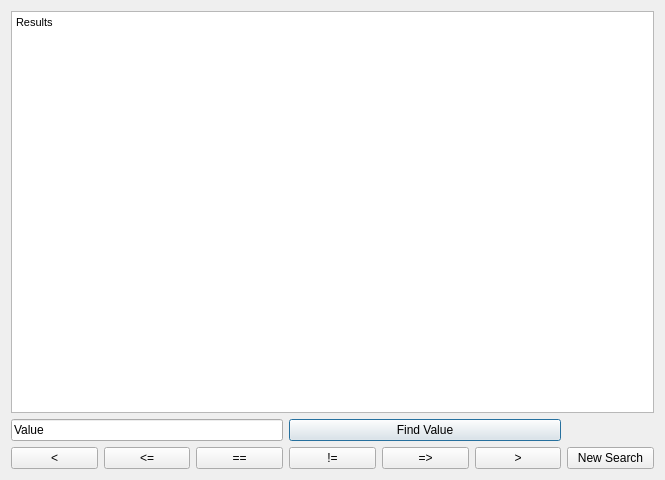
Qt form cheatfinder.ui (openMSX/catapult) before a commit.
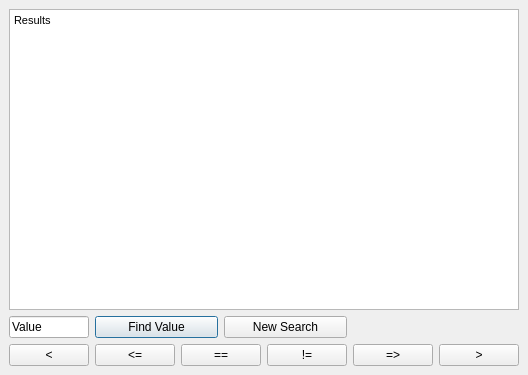
The same form after that commit.

Commit message: Small updates to the Cheat Finder

```diff
--- a/cheatfinder.ui
+++ b/cheatfinder.ui
@@ -5,8 +5,8 @@
    <rect>
     <x>0</x>
     <y>0</y>
-    <width>665</width>
-    <height>480</height>
+    <width>504</width>
+    <height>375</height>
    </rect>
   </property>
   <property name="windowTitle" >
@@ -23,20 +23,27 @@
      </property>
     </widget>
    </item>
-   <item row="1" column="0" colspan="3" >
-    <widget class="QLineEdit" name="lineEdit" >
+   <item row="1" column="0" >
+    <widget class="QLineEdit" name="cheatVal" >
      <property name="text" >
       <string>Value</string>
      </property>
     </widget>
    </item>
-   <item row="1" column="3" colspan="3" >
+   <item row="1" column="1" colspan="2" >
     <widget class="QPushButton" name="FindCheatValue" >
      <property name="text" >
       <string>Find Value</string>
      </property>
     </widget>
    </item>
+   <item row="1" column="3" colspan="2" >
+    <widget class="QPushButton" name="FindCheatRestart" >
+     <property name="text" >
+      <string>New Search</string>
+     </property>
+    </widget>
+   </item>
    <item row="2" column="0" >
     <widget class="QPushButton" name="FindCheatLess" >
      <property name="text" >
@@ -51,43 +58,38 @@
      </property>
     </widget>
    </item>
-   <item row="2" column="2" >
+   <item row="2" column="2" colspan="2" >
     <widget class="QPushButton" name="FindCheatEqual" >
      <property name="text" >
       <string>==</string>
      </property>
     </widget>
    </item>
-   <item row="2" column="3" >
+   <item row="2" column="4" >
     <widget class="QPushButton" name="FindCheatNotEqual" >
      <property name="text" >
       <string>!=</string>
      </property>
     </widget>
    </item>
-   <item row="2" column="4" >
+   <item row="2" column="5" >
     <widget class="QPushButton" name="FindCheatMoreEqual" >
      <property name="text" >
       <string>=></string>
      </property>
     </widget>
    </item>
-   <item row="2" column="5" >
+   <item row="2" column="6" >
     <widget class="QPushButton" name="FindCheatMore" >
      <property name="text" >
       <string>></string>
      </property>
     </widget>
    </item>
-   <item row="2" column="6" >
-    <widget class="QPushButton" name="FindCheatRestart" >
-     <property name="text" >
-      <string>New Search</string>
-     </property>
-    </widget>
-   </item>
   </layout>
  </widget>
+ <layoutdefault spacing="6" margin="9" />
+ <includes/>
  <resources/>
  <connections/>
 </ui>
```
The commit also changes 1 other file.
